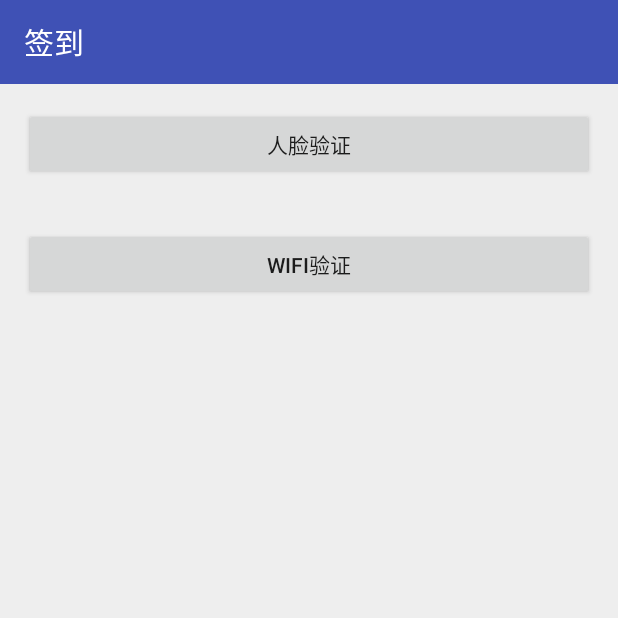
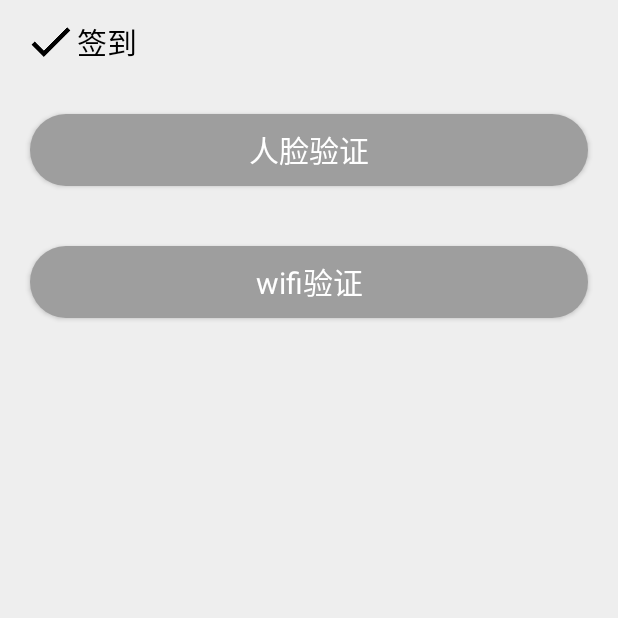
Before and after one commit to byx2000/PowerSignIn, an Android app: the SigninActivity screen opened directly, with no data from a screen before it, on a phone screen of 412 x 824 dp, the top half of it. Run offline under Robolectric (Android 15) with nearby library versions, the phone set to English and light mode, and no system bars; libraries missing offline, so code that uses them is left out: cn.bmob.v3, id.zelory.compressor; 1 statement that could not run was skipped.

Commit message:
update UI

```diff
--- a/app/src/main/java/com/example/powersignin/StudentClassInfoActivity.java
+++ b/app/src/main/java/com/example/powersignin/StudentClassInfoActivity.java
@@ -8,7 +8,6 @@
 import android.os.Bundle;
 import android.support.annotation.RequiresApi;
 import android.support.v7.widget.Toolbar;
-import android.view.LayoutInflater;
 import android.view.Menu;
 import android.view.MenuItem;
 import android.view.View;
@@ -19,7 +18,6 @@
 import cn.bmob.v3.listener.QueryListener;
 import com.example.powersignin.bean.Classroom;
 import com.example.powersignin.bean.Student;
-import com.example.powersignin.bean.Teacher;
 
 import java.util.List;
 
@@ -136,7 +134,7 @@
                     {
                         mSigninButton.setEnabled(false);
                         mSigninButton.setText("签到尚未开始");
-                        mSigninButton.setTextColor(getColor(R.color.colorUnactive));
+                        mSigninButton.setTextColor(getColor(R.color.grey));
                     }
                 }
                 else
@@ -282,7 +280,7 @@
                             toast("签到已停止");
                             mSigninButton.setEnabled(false);
                             mSigninButton.setText("签到尚未开始");
-                            mSigninButton.setTextColor(getColor(R.color.colorUnactive));
+                            mSigninButton.setTextColor(getColor(R.color.grey));
                         }
                     }
                 }
--- a/app/src/main/res/layout/activity_signin.xml
+++ b/app/src/main/res/layout/activity_signin.xml
@@ -5,7 +5,7 @@
         android:layout_height="match_parent"
         xmlns:app="http://schemas.android.com/apk/res-auto"
         android:orientation="vertical">
-
+<!--
     <android.support.v7.widget.Toolbar
             android:id="@+id/toolbar"
             android:layout_width="match_parent"
@@ -14,19 +14,53 @@
             android:theme="@style/ThemeOverlay.AppCompat.Dark.ActionBar"
             app:popupTheme="@style/ThemeOverlay.AppCompat.Light"
             app:layout_scrollFlags="scroll|enterAlways|snap" />
+-->
+
+    <android.support.v7.widget.Toolbar
+            android:id="@+id/toolbar"
+            android:layout_width="match_parent"
+            android:layout_height="?attr/actionBarSize"
+            android:theme="@style/ThemeOverlay.AppCompat.Dark.ActionBar"
+            app:popupTheme="@style/ThemeOverlay.AppCompat.Light"
+            app:layout_scrollFlags="scroll|enterAlways|snap" >
+
+        <LinearLayout
+                android:layout_width="match_parent"
+                android:layout_height="wrap_content"
+                android:gravity="center_vertical"
+                android:orientation="horizontal">
+
+            <ImageView
+                    android:layout_width="35dip"
+                    android:layout_height="35dip"
+                    android:src="@drawable/check"/>
+
+            <TextView
+                    android:id="@+id/text_title"
+                    android:layout_width="wrap_content"
+                    android:layout_height="wrap_content"
+                    android:text="签到"
+                    android:textColor="#000000"
+                    style="@style/TextAppearance.AppCompat.Widget.ActionBar.Title"/>
+
+        </LinearLayout>
+
+    </android.support.v7.widget.Toolbar>
 
     <Button
             android:id="@+id/btn_face_verify"
             android:layout_width="match_parent"
             android:layout_height="wrap_content"
             android:text="人脸验证"
-            android:layout_margin="16dp"/>
+            style="@style/CustomButton"
+            android:layout_margin="20dp"/>
 
     <Button
             android:id="@+id/btn_wifi_verify"
             android:layout_width="match_parent"
             android:layout_height="wrap_content"
             android:text="wifi验证"
-            android:layout_margin="16dp"/>
+            style="@style/CustomButton"
+            android:layout_margin="20dp"/>
 
 </LinearLayout>
--- a/app/src/main/res/layout/dialog_classroom_students.xml
+++ b/app/src/main/res/layout/dialog_classroom_students.xml
@@ -9,8 +9,9 @@
 
         <TextView
                 android:layout_margin="16dp"
-                android:textSize="20sp"
+                style="@style/CustomTextView"
                 android:id="@+id/text_students"
+                android:textStyle="bold"
                 android:layout_width="match_parent"
                 android:layout_height="wrap_content"/>
 
--- a/app/src/main/res/values/colors.xml
+++ b/app/src/main/res/values/colors.xml
@@ -9,7 +9,8 @@
     <color name="colorBackground">#eeeeee</color>
     <color name="colorEmphasis">#e91e63</color>
     <color name="colorIgnore">#90a4ae</color>
-    <color name="colorUnactive">#bdbdbd</color>
+    <color name="dark_grey">#9e9e9e</color>
+    <color name="grey">#bdbdbd</color>
     <color name="white">#ffffff</color>
     <color name="green">#0a8f08</color>
     <color name="red">#e91e63</color>
```
Also changed, not shown: app/src/main/java/com/example/powersignin/SigninActivity.java (+57 -8 lines), app/src/main/res/layout/activity_signin_event_detail.xml (+16 -13 lines), app/src/main/res/drawable/check.png (added), 1 other file.
